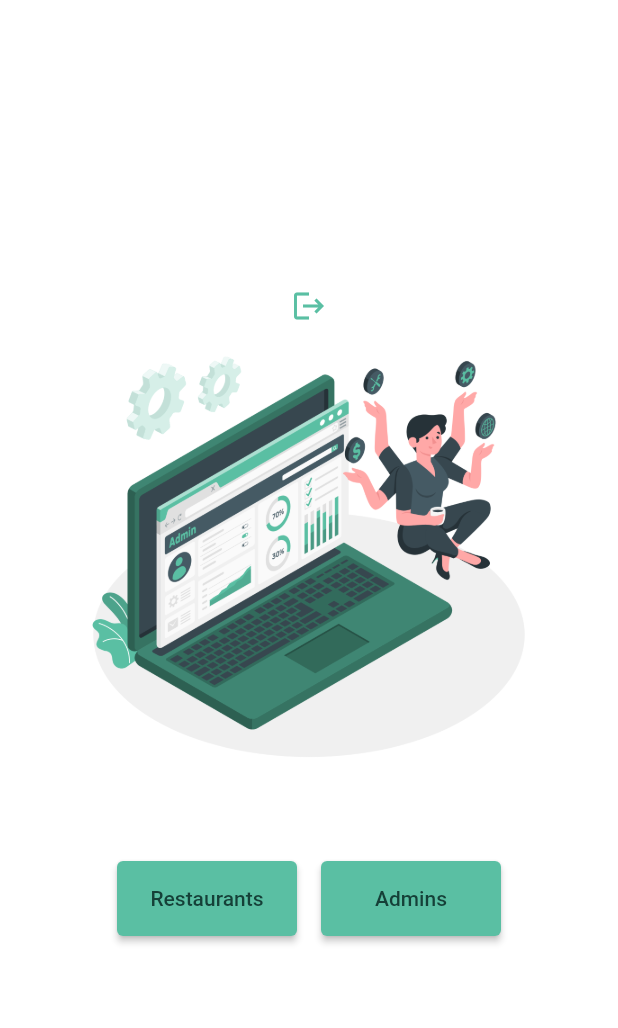
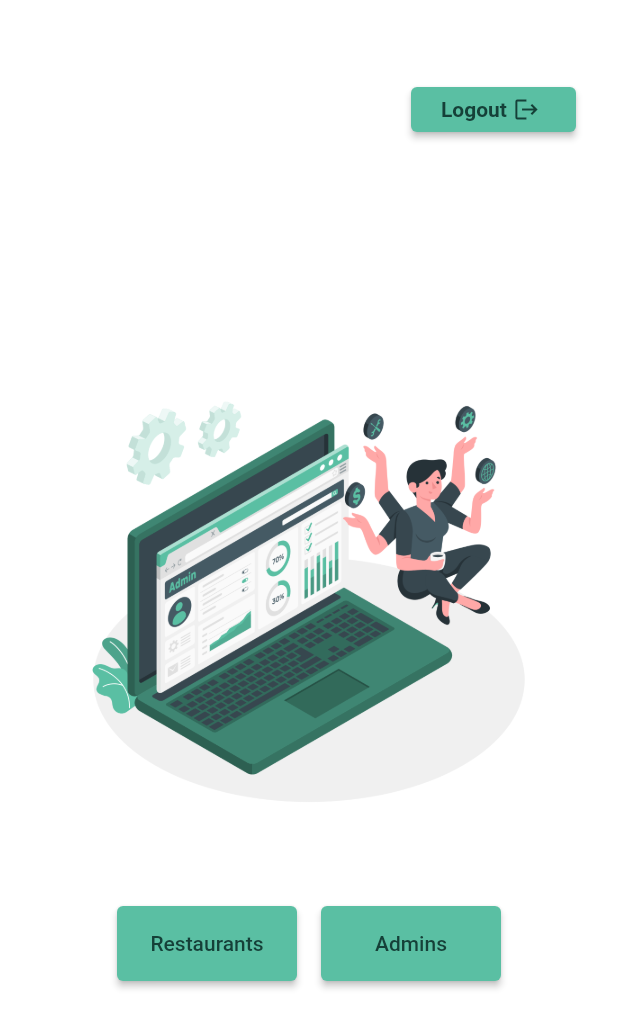
Before and after one commit to maheensabahat/hangry, a Flutter app: the AdMainPage screen opened directly, on a phone screen of 412 x 824 dp. Shown: the top 1028 px of the screen. Run offline on Flutter 3.47's test engine with Material 2 defaults, Android fonts, the phone set to English and light mode, and no system bars; our stand-ins replace animate_do, cloud_firestore, curved_navigation_bar, firebase_auth, firebase_core, google_sign_in and 1 more; missing offline and left inert: qr_code_scanner, scroll_app_bar; accounts and stored records are empty.

Commit message:
Admin Sign up, animations in admin side

```diff
--- a/lib/Views/Admin/AdMainPage.dart
+++ b/lib/Views/Admin/AdMainPage.dart
@@ -1,3 +1,5 @@
+import 'package:animate_do/animate_do.dart';
+import 'package:flutter/cupertino.dart';
 import 'package:flutter/material.dart';
 import 'package:project/Providers/AdminProvider.dart';
 import 'package:project/Views/Admin/AdAdmins.dart';
@@ -20,21 +22,15 @@ class _AdMainPageState extends State<AdMainPage> {
   Widget build(BuildContext context) {
     return Scaffold(
       body: Column(
+        crossAxisAlignment: CrossAxisAlignment.end,
+        children: [
+          Padding(
+            padding: const EdgeInsets.only(top: 50, bottom: 150, right: 20),
+            child: FadeInRight(child: LogoutButton()),
+          ),
+          Column(
             mainAxisAlignment: MainAxisAlignment.center,
             children: [
-          InkWell(
-            child: Icon(
-              Icons.logout,
-              color: Color(0xFF5ABFA3),
-            ),
-            onTap: () {
-              context.read<GoogleSignInProvider>().signOut();
-              Navigator.of(context).push(
-                MaterialPageRoute(
-                    builder: (context) => const MyHomePage(title: '')),
-              );
-            },
-          ),
               Padding(
                 padding: const EdgeInsets.only(bottom: 50),
                 child: Container(
@@ -48,7 +44,8 @@ class _AdMainPageState extends State<AdMainPage> {
               Row(
                 mainAxisAlignment: MainAxisAlignment.center,
                 children: [
-              Padding(
+                  FadeInLeft(
+                    child: Padding(
                       padding: const EdgeInsets.all(8.0),
                       child: SizedBox(
                         height: 50,
@@ -59,7 +56,8 @@ class _AdMainPageState extends State<AdMainPage> {
                             Navigator.push(
                               context,
                               MaterialPageRoute(
-                            builder: (context) => const AdRestaurantsDisplay()),
+                                  builder: (context) =>
+                                      const AdRestaurantsDisplay()),
                             );
                           },
                           child: const Text('Restaurants'),
@@ -69,7 +67,9 @@ class _AdMainPageState extends State<AdMainPage> {
                         ),
                       ),
                     ),
-              Padding(
+                  ),
+                  FadeInRight(
+                    child: Padding(
                       padding: const EdgeInsets.all(8.0),
                       child: SizedBox(
                         height: 50,
@@ -90,6 +90,9 @@ class _AdMainPageState extends State<AdMainPage> {
                         ),
                       ),
                     ),
+                  ),
+                ],
+              ),
             ],
           ),
         ],
@@ -97,3 +100,47 @@ class _AdMainPageState extends State<AdMainPage> {
     );
   }
 }
+
+class LogoutButton extends StatelessWidget {
+  const LogoutButton({Key? key}) : super(key: key);
+
+  @override
+  Widget build(BuildContext context) {
+    return Padding(
+      padding: const EdgeInsets.all(8.0),
+      child: SizedBox(
+        height: 30,
+        width: 110,
+        child: ElevatedButton(
+          onPressed: () {
+            context.read<GoogleSignInProvider>().signOut();
+            Navigator.of(context).push(
+              MaterialPageRoute(
+                  builder: (context) => const MyHomePage(title: '')),
+            );
+          },
+          child: Row(
+            children: [
+              Padding(
+                padding: const EdgeInsets.all(4.0),
+                child: Text(
+                  'Logout',
+                  style: TextStyle(
+                      // color: Color(0xFF5ABFA3),
+                      fontWeight: FontWeight.bold),
+                ),
+              ),
+              Icon(
+                Icons.logout,
+                size: 18,
+                // color: Color(0xFF5ABFA3),
+              ),
+            ],
+          ),
+          style: ElevatedButton.styleFrom(
+              onPrimary: Color(0xFF154038), primary: const Color(0xff5abfa3)),
+        ),
+      ),
+    );
+  }
+}
```
Also changed, not shown: lib/Providers/GoogleSignInProvider.dart (+11 -1 lines), lib/main.dart (+15 -4 lines). Lines whose indentation alone changed are shown as unchanged.
